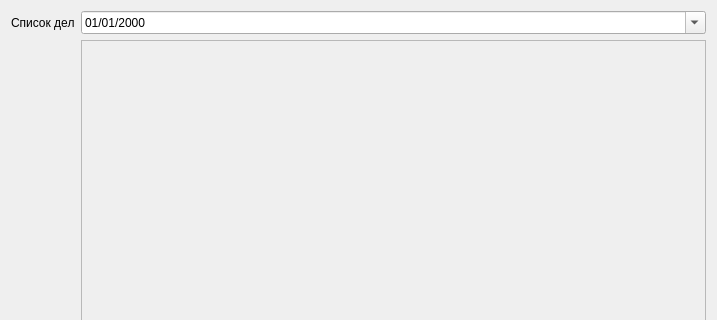
This is LifeNote/todoform.ui in KSIMAN/LifenoteOrganizer as Qt 5 draws it before an edit; both pictures show x 0 to 717 and y 0 to 320 of the 717 by 512 pixel window. The edited form follows.
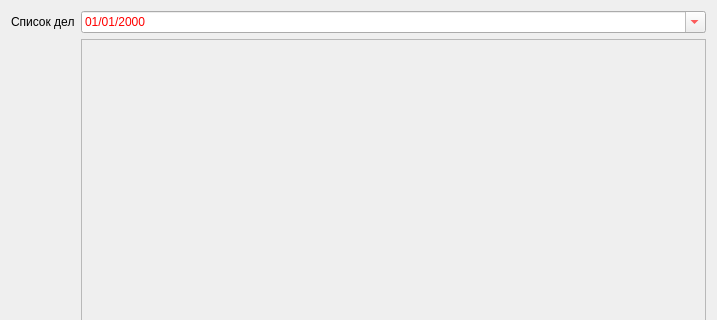
This is the edited form.

```diff
--- a/LifeNote/todoform.ui
+++ b/LifeNote/todoform.ui
@@ -20,6 +20,9 @@
    <string>Form</string>
   </property>
   <layout class="QGridLayout" name="gridLayout_2">
+   <property name="sizeConstraint">
+    <enum>QLayout::SetMaximumSize</enum>
+   </property>
    <item row="0" column="0">
     <widget class="QLabel" name="label">
      <property name="text">
@@ -29,6 +32,9 @@
    </item>
    <item row="0" column="1">
     <widget class="QDateEdit" name="dateEdit">
+     <property name="styleSheet">
+      <string notr="true">color: red;</string>
+     </property>
      <property name="displayFormat">
       <string>dd/MM/yyyy</string>
      </property>
@@ -51,7 +57,7 @@
         <x>0</x>
         <y>0</y>
         <width>628</width>
-        <height>432</height>
+        <height>434</height>
        </rect>
       </property>
       <layout class="QGridLayout" name="gridLayout">
```
